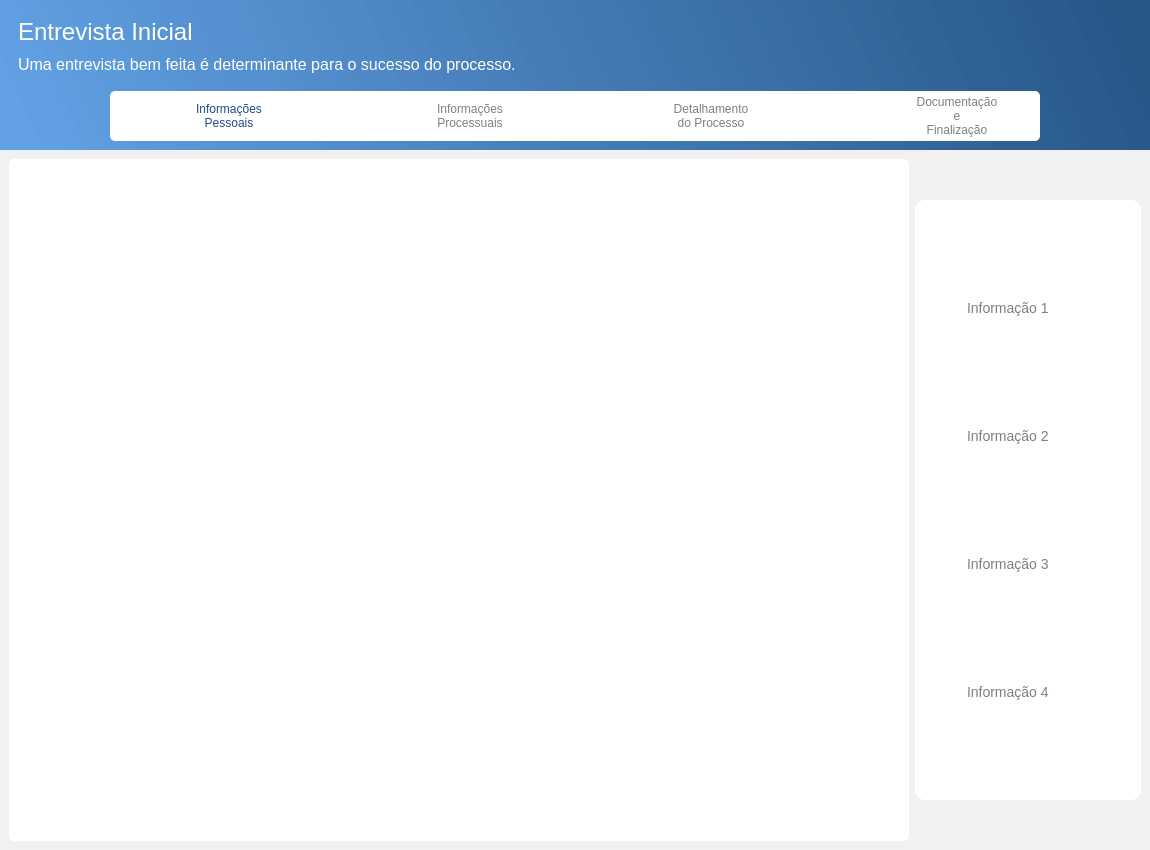
Old version of the form Telas/UI/entrevistaPage.ui in the repository newprev/PrevCliente.
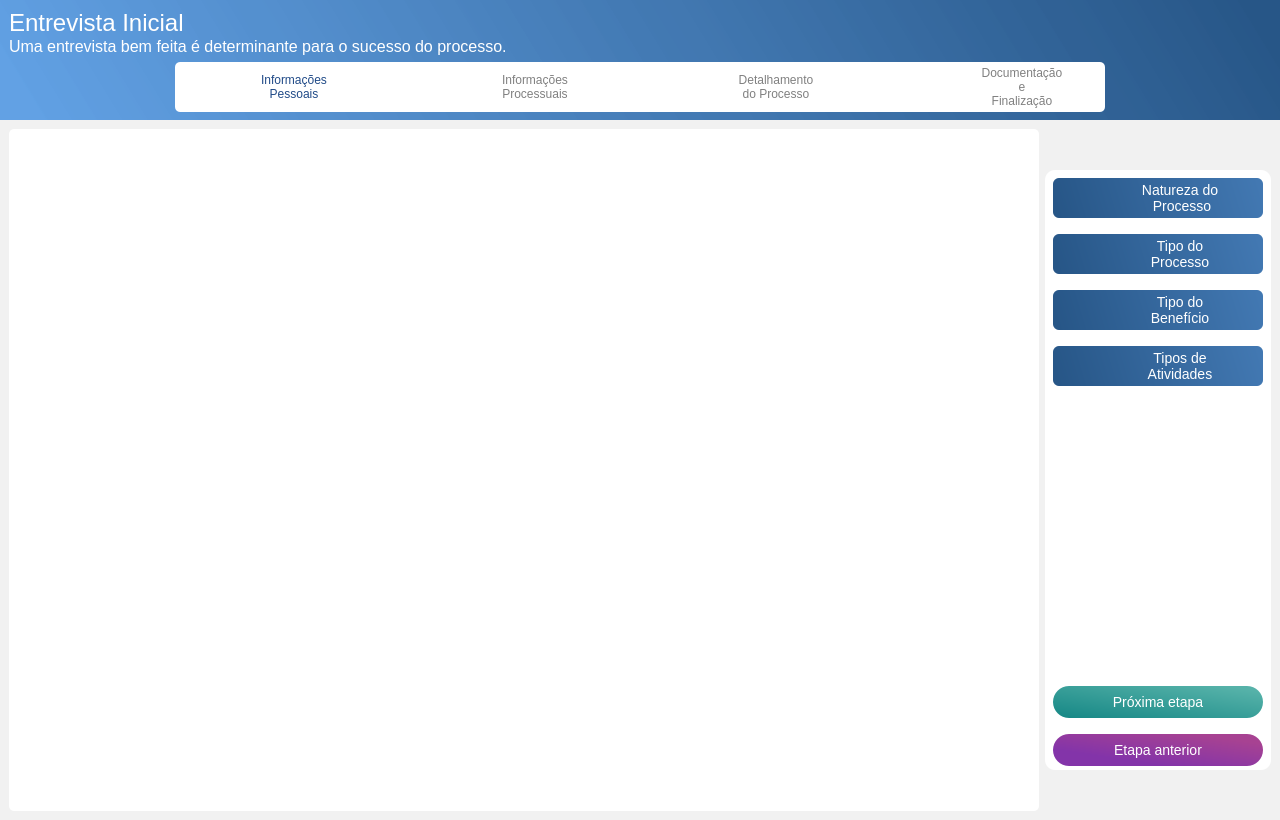
New version of the form. Icons and pictures are not drawn.

```diff
--- a/Telas/UI/entrevistaPage.ui
+++ b/Telas/UI/entrevistaPage.ui
@@ -6,20 +6,20 @@
    <rect>
     <x>0</x>
     <y>0</y>
-    <width>1150</width>
-    <height>850</height>
+    <width>1280</width>
+    <height>820</height>
    </rect>
   </property>
   <property name="sizePolicy">
-   <sizepolicy hsizetype="Preferred" vsizetype="MinimumExpanding">
+   <sizepolicy hsizetype="Preferred" vsizetype="Preferred">
     <horstretch>0</horstretch>
     <verstretch>0</verstretch>
    </sizepolicy>
   </property>
   <property name="minimumSize">
    <size>
-    <width>1150</width>
-    <height>850</height>
+    <width>1280</width>
+    <height>815</height>
    </size>
   </property>
   <property name="windowTitle">
@@ -28,15 +28,6 @@
   <widget class="QWidget" name="centralwidget">
    <property name="styleSheet">
     <string notr="true">/*-------------------------------------- Frames --------------------------------------*/
-/*#frTopBackground{
-	background-color: qlineargradient(spread:pad, x1:0, y1:0.5, x2:1, y2:0.5, stop:0 rgba(0, 180, 219, 255), stop:1 rgba(0, 131, 176, 255));
-}
-
-
-#frTopBackground{
-	background-color: qlineargradient(spread:reflect, x1:0, y1:0.5, x2:0.454, y2:0.5, stop:0 rgba(15, 12, 41, 255), stop:0.80203 rgba(48, 43, 99, 255));
-}
-*/
 #frTopBackground{
 	background-color: qlineargradient(spread:pad, x1:1, y1:0.483, x2:0, y2:0.539773, stop:0 rgba(39, 86, 135, 255), stop:1 rgba(62, 141, 225, 204));
 }
@@ -66,7 +57,7 @@
 }
 
 #frEtapa2 {
-	background-image: url(:/Etapa2/n2-grey.png);
+	background-image: url(:/Etapa2/n1-grey.png);
 	background-repeat: no-repeat;
 	background-position: center;
 }
@@ -95,6 +86,19 @@
 	background-position: top;
 }
 
+#frNaturezaRight, #frTipoBeneRight, 
+#frTipoProcRight, #frTiposAtiv {
+	background-color: qlineargradient(spread:pad, x1:1, y1:0.443182, x2:0, y2:0.5, stop:0 rgba(66, 120, 178, 255), stop:1 rgba(39, 86, 135, 255));
+	border-radius: 6px;
+}
+
+#frNaturezaIcon, #frTipoBeneIcon,
+#frTipoProcIcon, #frTiposAtivIcon  {
+	background-image: url(:/dots/d3-white.png);
+	background-repeat: no-repeat;
+	background-position: center;
+}
+
 /*-------------------------------------- Labels --------------------------------------*/
 
 #lbTopTitulo {
@@ -130,7 +134,7 @@
 	font-family: &quot;TeX Gyre Adventor&quot;;
 	font-size: 14px;
 
-	color: grey;
+	color: white;
 }
 
 /*-------------------------------------- QFrame --------------------------------------*/
@@ -139,7 +143,46 @@
 	border-radius: 5px;
 }
 
-</string>
+/*-------------------------------------- Push Buttons ------------------------------*/
+#pbProxEtapa {
+	background-color: qlineargradient(spread:pad, x1:0.913, y1:0.096, x2:0.005, y2:1, stop:0 rgba(86, 178, 169, 255), stop:1 rgba(21, 135, 133, 255));
+	border-radius: 16px;
+	
+	font-family: &quot;TeX Gyre Adventor&quot;;
+	font-size: 14px;
+
+	color: white;
+}
+
+#pbProxEtapa:hover {
+	background-color: qlineargradient(spread:pad, x1:0.913, y1:0.096, x2:0.005, y2:1, stop:0 rgba(86, 178, 169, 255), stop:1 rgba(51, 165, 163, 255));
+	border-radius: 16px;
+	
+	font-family: &quot;TeX Gyre Adventor&quot;;
+	font-size: 14px;
+
+	color: white;
+}
+
+#pbVoltaEtapa {
+	background-color: qlineargradient(spread:pad, x1:0.877204, y1:0.193, x2:0.301, y2:0.773, stop:0 rgba(167, 66, 146, 255), stop:1 rgba(131, 52, 169, 255));
+	border-radius: 16px;
+	
+	font-family: &quot;TeX Gyre Adventor&quot;;
+	font-size: 14px;
+
+	color: white;
+}
+
+#pbVoltaEtapa:hover {
+	background-color: qlineargradient(spread:pad, x1:0.469, y1:0, x2:0.464, y2:1, stop:0 rgba(102, 70, 147, 255), stop:1 rgba(127, 52, 169, 255));
+	border-radius: 16px;
+	
+	font-family: &quot;TeX Gyre Adventor&quot;;
+	font-size: 14px;
+
+	color: white;
+}</string>
    </property>
    <layout class="QVBoxLayout" name="verticalLayout">
     <property name="spacing">
@@ -162,13 +205,13 @@
       <property name="minimumSize">
        <size>
         <width>0</width>
-        <height>150</height>
+        <height>120</height>
        </size>
       </property>
       <property name="maximumSize">
        <size>
         <width>16777215</width>
-        <height>150</height>
+        <height>120</height>
        </size>
       </property>
       <property name="frameShape">
@@ -187,6 +230,21 @@
           <enum>QFrame::Raised</enum>
          </property>
          <layout class="QVBoxLayout" name="verticalLayout_5">
+          <property name="spacing">
+           <number>0</number>
+          </property>
+          <property name="leftMargin">
+           <number>0</number>
+          </property>
+          <property name="topMargin">
+           <number>0</number>
+          </property>
+          <property name="rightMargin">
+           <number>0</number>
+          </property>
+          <property name="bottomMargin">
+           <number>0</number>
+          </property>
           <item>
            <widget class="QLabel" name="lbTopTitulo">
             <property name="text">
@@ -802,7 +860,7 @@
      <widget class="QFrame" name="frBottomBackground">
       <property name="minimumSize">
        <size>
-        <width>0</width>
+        <width>800</width>
         <height>700</height>
        </size>
       </property>
@@ -863,22 +921,22 @@
          </property>
          <layout class="QVBoxLayout" name="verticalLayout_3">
           <property name="spacing">
-           <number>0</number>
+           <number>16</number>
           </property>
           <property name="leftMargin">
            <number>8</number>
           </property>
           <property name="topMargin">
-           <number>0</number>
+           <number>8</number>
           </property>
           <property name="rightMargin">
            <number>8</number>
           </property>
           <property name="bottomMargin">
-           <number>0</number>
+           <number>4</number>
           </property>
           <item>
-           <widget class="QFrame" name="frame">
+           <widget class="QFrame" name="frNaturezaRight">
             <property name="minimumSize">
              <size>
               <width>210</width>
@@ -914,7 +972,7 @@
               <number>0</number>
              </property>
              <item>
-              <widget class="QFrame" name="frame_2">
+              <widget class="QFrame" name="frNaturezaIcon">
                <property name="maximumSize">
                 <size>
                  <width>40</width>
@@ -956,7 +1014,11 @@
                 <item>
                  <widget class="QLabel" name="lbInfo1">
                   <property name="text">
-                   <string>Informação 1</string>
+                   <string>Natureza do
+ Processo</string>
+                  </property>
+                  <property name="alignment">
+                   <set>Qt::AlignCenter</set>
                   </property>
                  </widget>
                 </item>
@@ -967,7 +1029,7 @@
            </widget>
           </item>
           <item>
-           <widget class="QFrame" name="frame_6">
+           <widget class="QFrame" name="frTipoProcRight">
             <property name="minimumSize">
              <size>
               <width>210</width>
@@ -1003,7 +1065,7 @@
               <number>0</number>
              </property>
              <item>
-              <widget class="QFrame" name="frame_7">
+              <widget class="QFrame" name="frTipoProcIcon">
                <property name="maximumSize">
                 <size>
                  <width>40</width>
@@ -1045,7 +1107,11 @@
                 <item>
                  <widget class="QLabel" name="lbInfo2">
                   <property name="text">
-                   <string>Informação 2</string>
+                   <string>Tipo do 
+Processo</string>
+                  </property>
+                  <property name="alignment">
+                   <set>Qt::AlignCenter</set>
                   </property>
                  </widget>
                 </item>
@@ -1056,7 +1122,7 @@
            </widget>
           </item>
           <item>
-           <widget class="QFrame" name="frame_9">
+           <widget class="QFrame" name="frTipoBeneRight">
             <property name="minimumSize">
              <size>
               <width>210</width>
@@ -1092,7 +1158,7 @@
               <number>0</number>
              </property>
              <item>
-              <widget class="QFrame" name="frame_10">
+              <widget class="QFrame" name="frTipoBeneIcon">
                <property name="maximumSize">
                 <size>
                  <width>40</width>
@@ -1134,7 +1200,11 @@
                 <item>
                  <widget class="QLabel" name="lbInfo3">
                   <property name="text">
-                   <string>Informação 3</string>
+                   <string>Tipo do 
+Benefício</string>
+                  </property>
+                  <property name="alignment">
+                   <set>Qt::AlignCenter</set>
                   </property>
                  </widget>
                 </item>
@@ -1145,7 +1215,7 @@
            </widget>
           </item>
           <item>
-           <widget class="QFrame" name="frame_12">
+           <widget class="QFrame" name="frTiposAtiv">
             <property name="minimumSize">
              <size>
               <width>210</width>
@@ -1181,7 +1251,7 @@
               <number>0</number>
              </property>
              <item>
-              <widget class="QFrame" name="frame_13">
+              <widget class="QFrame" name="frTiposAtivIcon">
                <property name="maximumSize">
                 <size>
                  <width>40</width>
@@ -1223,7 +1293,11 @@
                 <item>
                  <widget class="QLabel" name="lbInfo4">
                   <property name="text">
-                   <string>Informação 4</string>
+                   <string>Tipos de 
+Atividades</string>
+                  </property>
+                  <property name="alignment">
+                   <set>Qt::AlignCenter</set>
                   </property>
                  </widget>
                 </item>
@@ -1233,6 +1307,57 @@
             </layout>
            </widget>
           </item>
+          <item>
+           <spacer name="verticalSpacer">
+            <property name="orientation">
+             <enum>Qt::Vertical</enum>
+            </property>
+            <property name="sizeHint" stdset="0">
+             <size>
+              <width>20</width>
+              <height>40</height>
+             </size>
+            </property>
+           </spacer>
+          </item>
+          <item>
+           <widget class="QPushButton" name="pbProxEtapa">
+            <property name="minimumSize">
+             <size>
+              <width>0</width>
+              <height>32</height>
+             </size>
+            </property>
+            <property name="maximumSize">
+             <size>
+              <width>16777215</width>
+              <height>32</height>
+             </size>
+            </property>
+            <property name="text">
+             <string>Próxima etapa</string>
+            </property>
+           </widget>
+          </item>
+          <item>
+           <widget class="QPushButton" name="pbVoltaEtapa">
+            <property name="minimumSize">
+             <size>
+              <width>0</width>
+              <height>32</height>
+             </size>
+            </property>
+            <property name="maximumSize">
+             <size>
+              <width>16777215</width>
+              <height>32</height>
+             </size>
+            </property>
+            <property name="text">
+             <string>Etapa anterior</string>
+            </property>
+           </widget>
+          </item>
          </layout>
         </widget>
        </item>
```
